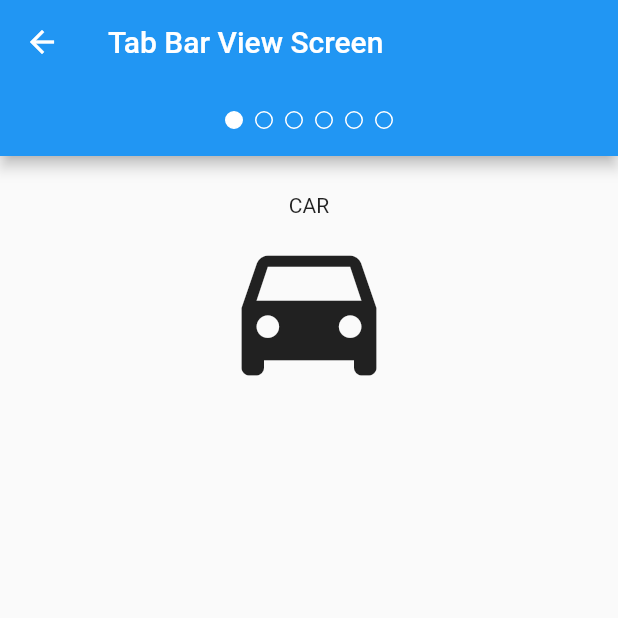
After one commit to AlexVegner/flutter-playground, a Flutter app: the TabBarViewScreen screen opened directly, on a phone screen of 412 x 824 dp, the top half of it. The commit adds this screen. Run offline on Flutter 3.47's test engine with Material 2 defaults, Android fonts, the phone set to English and light mode, and no system bars.

Commit message:
Add Tab bar view

```diff
--- /dev/null
+++ b/lib/TabBarViewScreen.dart
@@ -0,0 +1,76 @@
+import 'package:flutter/material.dart';
+import 'package:flutter_playground/ScreenWidget.dart';
+
+class TabBarViewScreen extends ScreenWidget {
+  @override
+  State createState() => _StateTabBarViewScreen();
+
+  @override
+  String get title => 'Tab Bar View';
+}
+
+class Choice {
+  final String title;
+  final IconData icon;
+
+  const Choice({this.title, this.icon});
+}
+
+class _StateTabBarViewScreen extends State<TabBarViewScreen> with SingleTickerProviderStateMixin {
+
+  TabController _controller;
+
+  List<Choice> _items = const <Choice>[
+    const Choice(title: 'CAR', icon: Icons.directions_car),
+    const Choice(title: 'BICYCLE', icon: Icons.directions_bike),
+    const Choice(title: 'BOAT', icon: Icons.directions_boat),
+    const Choice(title: 'BUS', icon: Icons.directions_bus),
+    const Choice(title: 'TRAIN', icon: Icons.directions_railway),
+    const Choice(title: 'WALK', icon: Icons.directions_walk),
+  ];
+
+
+  @override
+  void initState() {
+    _controller = TabController(length: _items.length, vsync: this);
+  }
+
+  @override
+  Widget build(BuildContext context) {
+    return Scaffold(
+
+      appBar: AppBar(
+        title: Text('${widget.title} Screen'),
+        bottom: new PreferredSize(
+          preferredSize: const Size.fromHeight(48.0),
+          child: new Theme(
+              data: Theme.of(context).copyWith(accentColor: Colors.white),
+              child: new Container(
+                height: 48.0,
+                alignment: Alignment.center,
+                child: new TabPageSelector(controller: _controller,),
+              )
+          ),
+
+        ),
+      ),
+      body: new TabBarView(
+        controller: _controller,
+        children: _items.map((Choice item){
+          return new Container(
+            padding: new EdgeInsets.all(25.0),
+            child: new Center(
+              child: new Column(
+                children: <Widget>[
+                  new Text(item.title),
+                  new Icon(item.icon, size: 120.0,)
+                ],
+              ),
+            ),
+
+          );
+        }).toList(),
+      )
+    );
+  }
+}
--- a/lib/main.dart
+++ b/lib/main.dart
@@ -9,6 +9,7 @@ import 'package:flutter_playground/RemoveItemsScreen.dart';
 import 'package:flutter_playground/ScreenWidget.dart';
 import 'package:flutter_playground/SliderScreen.dart';
 import 'package:flutter_playground/SwitchScreen.dart';
+import 'package:flutter_playground/TabBarViewScreen.dart';
 import 'package:flutter_playground/TextFieldScreen.dart';
 import 'package:flutter_playground/TooltipScreen.dart';
 import 'dart:async';
@@ -95,6 +96,7 @@ class _State extends State<MyApp> {
           child: SingleChildScrollView(
             child: Column(
               children: <Widget>[
+                _buildRouteButton(TabBarViewScreen()),
                 _buildRouteButton(PopupMenuScreen()),
                 _buildRouteButton(ProgressScreen()),
                 _buildRouteButton(RemoveItemsScreen()),
```
